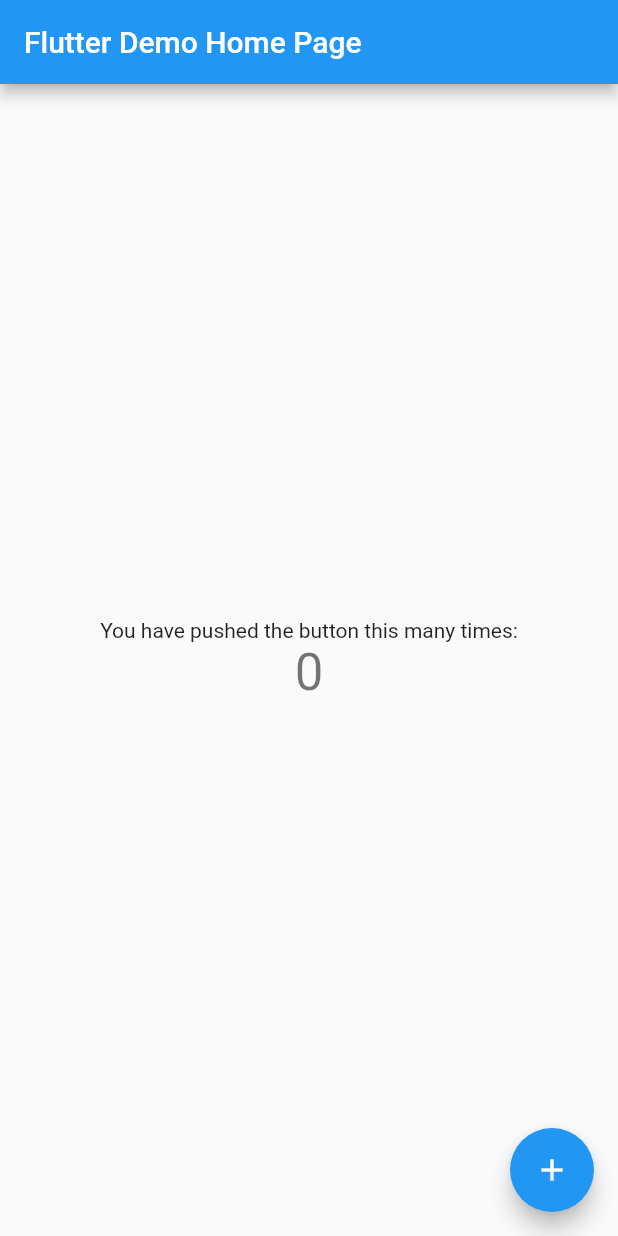
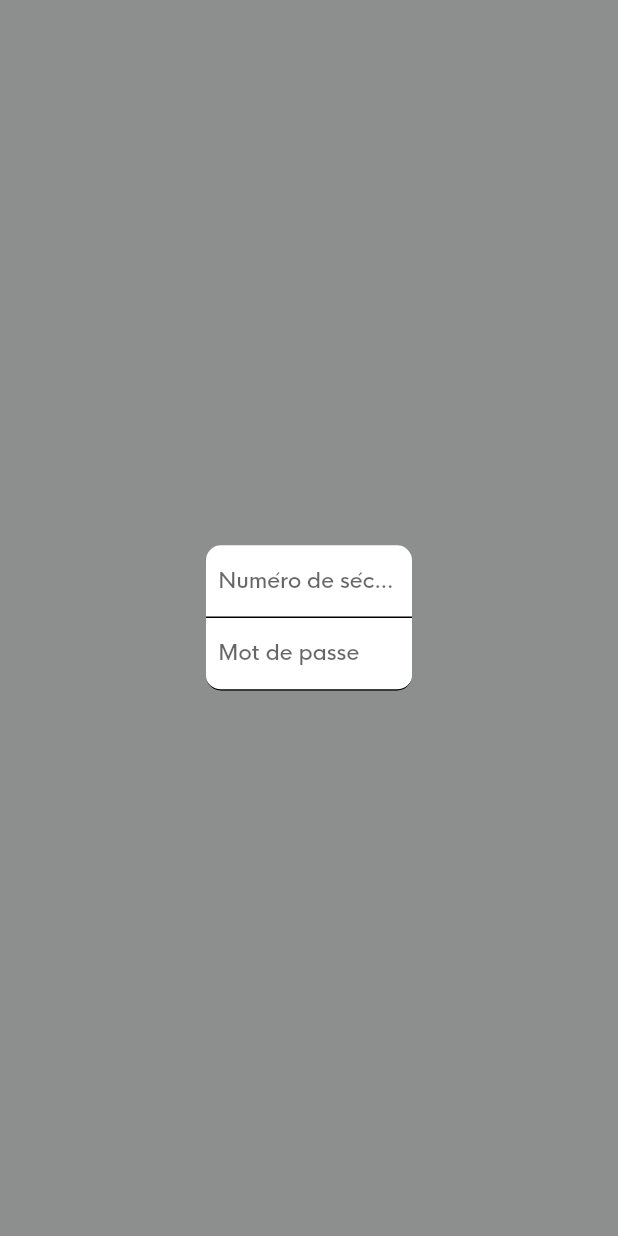
Before and after one commit to Ancelotow/Cyberacy, a Flutter app: the screen it shows after launch, on a phone screen of 412 x 824 dp. Run offline on Flutter 3.47's test engine with Material 2 defaults, Android fonts, the phone set to English and light mode, and no system bars.

Commit message:
.feat: InputText widget

```diff
--- a/src/client/flutter/lib/main.dart
+++ b/src/client/flutter/lib/main.dart
@@ -1,115 +1,56 @@
+// ignore_for_file: prefer_const_constructors
+
+import 'package:bo_cyberacy/pages/login_page.dart';
 import 'package:flutter/material.dart';
 
 void main() {
   runApp(const MyApp());
 }
 
+
 class MyApp extends StatelessWidget {
   const MyApp({Key? key}) : super(key: key);
 
-  // This widget is the root of your application.
   @override
   Widget build(BuildContext context) {
     return MaterialApp(
-      title: 'Flutter Demo',
+      title: 'Cyberacy',
       theme: ThemeData(
-        // This is the theme of your application.
-        //
-        // Try running your application with "flutter run". You'll see the
-        // application has a blue toolbar. Then, without quitting the app, try
-        // changing the primarySwatch below to Colors.green and then invoke
-        // "hot reload" (press "r" in the console where you ran "flutter run",
-        // or simply save your changes to "hot reload" in a Flutter IDE).
-        // Notice that the counter didn't reset back to zero; the application
-        // is not restarted.
-        primarySwatch: Colors.blue,
+        primaryColor: Color.fromARGB(255, 73, 150, 221),
+        backgroundColor: Color.fromARGB(255, 141, 142, 142),
+        disabledColor: Color.fromARGB(255, 210, 210, 210),
+        textTheme: TextTheme(
+          headline1: TextStyle(
+            color: Colors.white,
+            fontFamily: "HK-Nova",
+            fontSize: 35,
+            fontWeight: FontWeight.bold,
+          ),
+          bodyText1: TextStyle(
+            color: Colors.black,
+            fontFamily: "HK-Nova",
+            fontSize: 14
+          ),
+        ),
+        inputDecorationTheme: InputDecorationTheme(
+          filled: true,
+          contentPadding: EdgeInsets.all(8.00)
+        ),
       ),
-      home: const MyHomePage(title: 'Flutter Demo Home Page'),
+      home: const HomePage(),
     );
   }
 }
 
-class MyHomePage extends StatefulWidget {
-  const MyHomePage({Key? key, required this.title}) : super(key: key);
 
-  // This widget is the home page of your application. It is stateful, meaning
-  // that it has a State object (defined below) that contains fields that affect
-  // how it looks.
-
-  // This class is the configuration for the state. It holds the values (in this
-  // case the title) provided by the parent (in this case the App widget) and
-  // used by the build method of the State. Fields in a Widget subclass are
-  // always marked "final".
-
-  final String title;
-
-  @override
-  State<MyHomePage> createState() => _MyHomePageState();
-}
-
-class _MyHomePageState extends State<MyHomePage> {
-  int _counter = 0;
-
-  void _incrementCounter() {
-    setState(() {
-      // This call to setState tells the Flutter framework that something has
-      // changed in this State, which causes it to rerun the build method below
-      // so that the display can reflect the updated values. If we changed
-      // _counter without calling setState(), then the build method would not be
-      // called again, and so nothing would appear to happen.
-      _counter++;
-    });
-  }
+class HomePage extends StatelessWidget {
+  const HomePage({Key? key}) : super(key: key);
 
   @override
   Widget build(BuildContext context) {
-    // This method is rerun every time setState is called, for instance as done
-    // by the _incrementCounter method above.
-    //
-    // The Flutter framework has been optimized to make rerunning build methods
-    // fast, so that you can just rebuild anything that needs updating rather
-    // than having to individually change instances of widgets.
     return Scaffold(
-      appBar: AppBar(
-        // Here we take the value from the MyHomePage object that was created by
-        // the App.build method, and use it to set our appbar title.
-        title: Text(widget.title),
-      ),
-      body: Center(
-        // Center is a layout widget. It takes a single child and positions it
-        // in the middle of the parent.
-        child: Column(
-          // Column is also a layout widget. It takes a list of children and
-          // arranges them vertically. By default, it sizes itself to fit its
-          // children horizontally, and tries to be as tall as its parent.
-          //
-          // Invoke "debug painting" (press "p" in the console, choose the
-          // "Toggle Debug Paint" action from the Flutter Inspector in Android
-          // Studio, or the "Toggle Debug Paint" command in Visual Studio Code)
-          // to see the wireframe for each widget.
-          //
-          // Column has various properties to control how it sizes itself and
-          // how it positions its children. Here we use mainAxisAlignment to
-          // center the children vertically; the main axis here is the vertical
-          // axis because Columns are vertical (the cross axis would be
-          // horizontal).
-          mainAxisAlignment: MainAxisAlignment.center,
-          children: <Widget>[
-            const Text(
-              'You have pushed the button this many times:',
-            ),
-            Text(
-              '$_counter',
-              style: Theme.of(context).textTheme.headline4,
-            ),
-          ],
-        ),
-      ),
-      floatingActionButton: FloatingActionButton(
-        onPressed: _incrementCounter,
-        tooltip: 'Increment',
-        child: const Icon(Icons.add),
-      ), // This trailing comma makes auto-formatting nicer for build methods.
+      body: LoginPage(),
+      backgroundColor: Theme.of(context).backgroundColor,
     );
   }
 }
--- /dev/null
+++ b/src/client/flutter/lib/models/position_input.dart
@@ -0,0 +1,3 @@
+enum PositionInput {
+  start, middle, end
+}
--- /dev/null
+++ b/src/client/flutter/lib/pages/login_page.dart
@@ -0,0 +1,37 @@
+import 'package:bo_cyberacy/models/position_input.dart';
+import 'package:bo_cyberacy/widgets/input_text.dart';
+import 'package:flutter/material.dart';
+
+class LoginPage extends StatelessWidget {
+
+  LoginPage({Key? key}) : super(key: key);
+
+  TextEditingController loginController = new TextEditingController();
+  TextEditingController passwordCtrl = new TextEditingController();
+
+
+  @override
+  Widget build(BuildContext context) {
+    double width = MediaQuery.of(context).size.width / 3;
+    return Center(
+      child: Column(
+        mainAxisAlignment: MainAxisAlignment.center,
+        children: [
+          InputText(
+            placeholder: "Numéro de sécurité social",
+            position: PositionInput.start,
+            controller: loginController,
+            width: width,
+          ),
+          InputText(
+            placeholder: "Mot de passe",
+            position: PositionInput.end,
+            obscureText: true,
+            controller: passwordCtrl,
+            width: width,
+          ),
+        ],
+      ),
+    );
+  }
+}
--- /dev/null
+++ b/src/client/flutter/lib/widgets/input_text.dart
@@ -0,0 +1,100 @@
+import 'package:flutter/material.dart';
+import '../models/position_input.dart';
+
+class InputText extends StatefulWidget {
+  final String placeholder;
+  final PositionInput position;
+  final String? value;
+  final bool obscureText;
+  final bool isReadOnly;
+  final double? height;
+  final double? width;
+  final TextEditingController? controller;
+
+  InputText({Key? key,
+    required this.placeholder,
+    this.obscureText = false,
+    this.isReadOnly = false,
+    this.value,
+    this.controller,
+    this.width,
+    this.height,
+    this.position = PositionInput.middle})
+      : super(key: key);
+
+  @override
+  State<InputText> createState() => _InputTextState();
+}
+
+class _InputTextState extends State<InputText> {
+  final double radius = 10;
+
+  FloatingLabelBehavior labelBehavior = FloatingLabelBehavior.auto;
+
+  @override
+  Widget build(BuildContext context) {
+    return Container(
+      height: widget.height,
+      width: widget.width,
+      child: FocusScope(
+        onFocusChange: focusChanged,
+        child: TextField(
+          controller: widget.controller,
+          readOnly: widget.isReadOnly,
+          obscureText: widget.obscureText,
+          style: Theme
+              .of(context)
+              .textTheme
+              .bodyText1,
+          decoration: InputDecoration(
+            fillColor: (widget.isReadOnly)
+                ? Theme
+                .of(context)
+                .disabledColor
+                : Colors.white,
+            floatingLabelBehavior: labelBehavior,
+            labelText: widget.placeholder,
+            focusedBorder: OutlineInputBorder(
+              borderSide: BorderSide(color: Theme
+                  .of(context)
+                  .primaryColor),
+              borderRadius: getBorderRadius(),
+            ),
+            enabledBorder: UnderlineInputBorder(
+              borderRadius: getBorderRadius(),
+            ),
+          ),
+        ),
+      ),
+    );
+  }
+
+  BorderRadius getBorderRadius() {
+    switch (widget.position) {
+      case PositionInput.middle:
+        return BorderRadius.all(Radius.circular(0));
+
+      case PositionInput.start:
+        return BorderRadius.only(
+            topLeft: Radius.circular(radius),
+            topRight: Radius.circular(radius));
+
+      case PositionInput.end:
+        return BorderRadius.only(
+            bottomLeft: Radius.circular(radius),
+            bottomRight: Radius.circular(radius));
+    }
+  }
+
+  void focusChanged(isFocus) {
+    setState(() {
+      if (widget.isReadOnly) {
+        FocusScope.of(context).unfocus();
+      } else {
+        labelBehavior = (isFocus)
+            ? FloatingLabelBehavior.never
+            : FloatingLabelBehavior.auto;
+      }
+    });
+  }
+}
```
Also changed, not shown: src/client/flutter/pubspec.yaml (+9 -64 lines), src/client/flutter/assets/fonts/HKNova-Medium.ttf (added), src/client/flutter/pubspec.lock.
